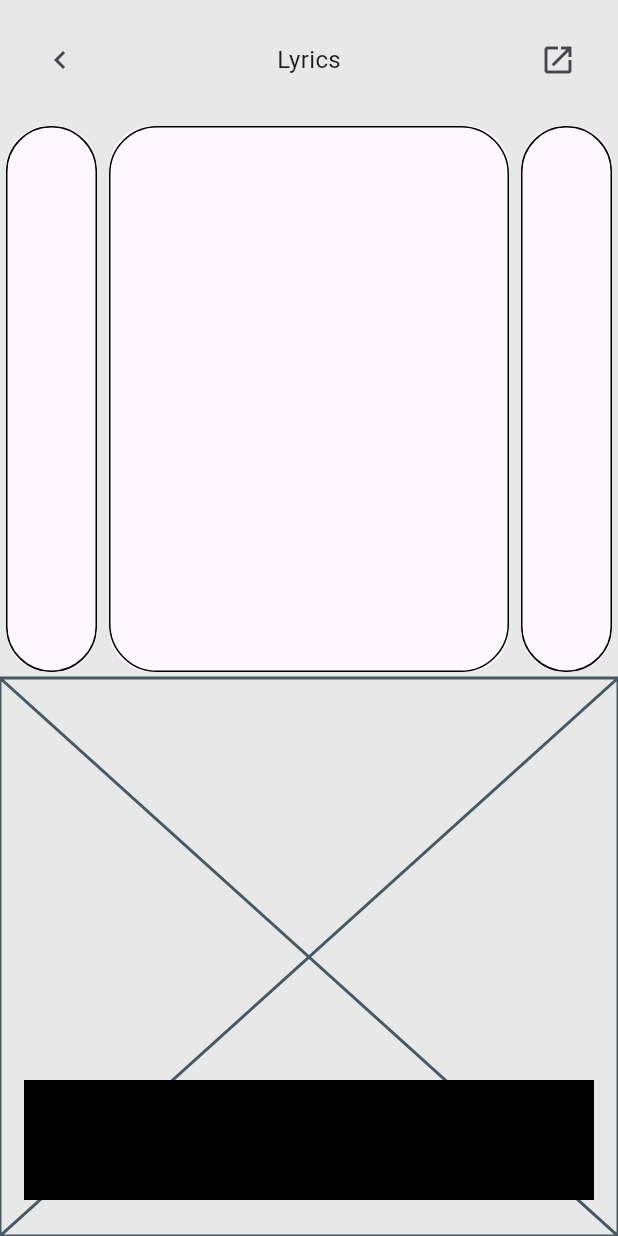
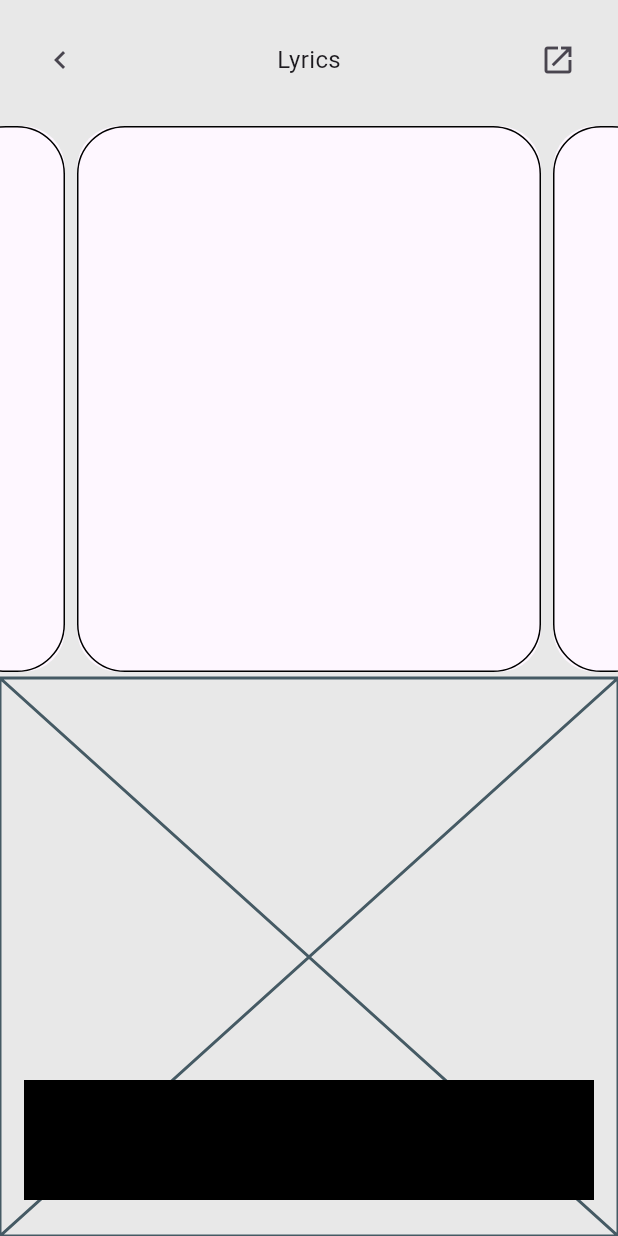
Before and after one commit to JAICHANGPARK/flutter_notebook_chapter_43, a Flutter app: the MusicPlayerScreen screen opened directly, on a phone screen of 412 x 824 dp. Run offline on Flutter 3.47's test engine with Material 3 defaults, Android fonts, the phone set to English and light mode, and no system bars; our stand-ins replace gap, hugeicons.

Commit message:
Update music_player_screen.dart

```diff
--- a/lib/ep2157_music_player_app/ui/player/music_player_screen.dart
+++ b/lib/ep2157_music_player_app/ui/player/music_player_screen.dart
@@ -56,6 +56,13 @@ class _MusicPlayerScreenState extends State<MusicPlayerScreen> {
                     ),
                   ),
                   Expanded(
+                    child: Stack(
+                      children: [
+                        Positioned(
+                          left: -32,
+                          top: 0,
+                          bottom: 0,
+                          right: -32,
                           child: CarouselView.weighted(
                             controller: carouselController,
                             flexWeights: [1, 4, 1],
@@ -73,6 +80,9 @@ class _MusicPlayerScreenState extends State<MusicPlayerScreen> {
                                 ),
                               );
                             }),
+                          ),
+                        ),
+                      ],
                     ),
                   ),
                   Expanded(
```
Lines whose indentation alone changed are shown as unchanged.
